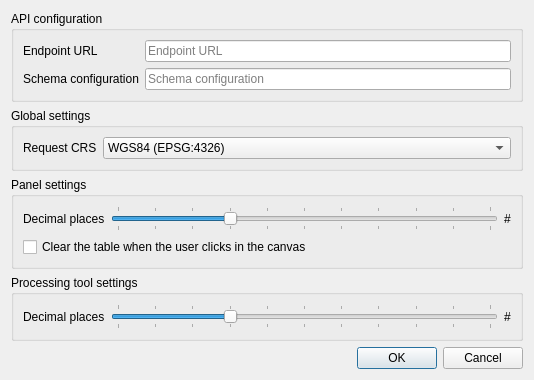
Above: GeoContextQGISPlugin_options_dialog_base.ui from kartoza/GeoContextQGISPlugin before the change. Below: the same form after it.
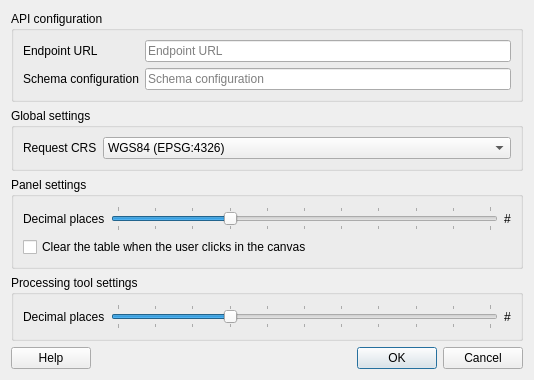
That is the form after the change. Custom widgets are drawn as their Qt base class.

Commit message: sphinx html theme changed. help button now works for the toolbar/options/panel/tool.

The edit to the form file:
```diff
--- a/GeoContextQGISPlugin_options_dialog_base.ui
+++ b/GeoContextQGISPlugin_options_dialog_base.ui
@@ -7,7 +7,7 @@
     <x>0</x>
     <y>0</y>
     <width>534</width>
-    <height>347</height>
+    <height>360</height>
    </rect>
   </property>
   <property name="windowTitle">
@@ -180,6 +180,28 @@
     </widget>
    </item>
    <item>
+    <layout class="QHBoxLayout" name="horizontalLayout">
+     <item>
+      <widget class="QPushButton" name="btnHelp">
+       <property name="text">
+        <string>Help</string>
+       </property>
+      </widget>
+     </item>
+     <item>
+      <spacer name="horizontalSpacer">
+       <property name="orientation">
+        <enum>Qt::Horizontal</enum>
+       </property>
+       <property name="sizeHint" stdset="0">
+        <size>
+         <width>40</width>
+         <height>20</height>
+        </size>
+       </property>
+      </spacer>
+     </item>
+     <item>
     <widget class="QDialogButtonBox" name="buttonBox">
      <property name="orientation">
       <enum>Qt::Horizontal</enum>
@@ -190,6 +212,8 @@
     </widget>
    </item>
   </layout>
+   </item>
+  </layout>
   <zorder>gbProcessingTool</zorder>
   <zorder>gbPanelSettings</zorder>
   <zorder>gbApiConfig</zorder>
```
Left out of the diff: 2 changed lines with no effect on the pictures. Lines whose indentation alone changed are shown as unchanged. The commit also changes 39 other files.
